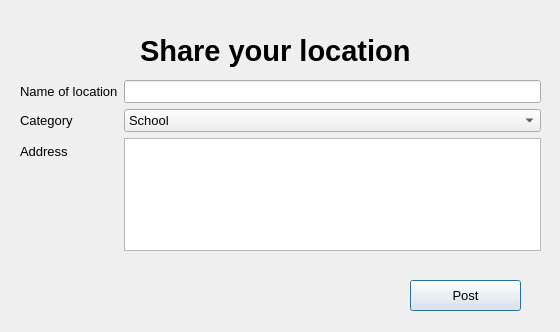
The window that src/postscreen.ui (tienchuotbk/QuanLyDanhMucDiaDiem) describes before a commit, drawn with Qt 5.
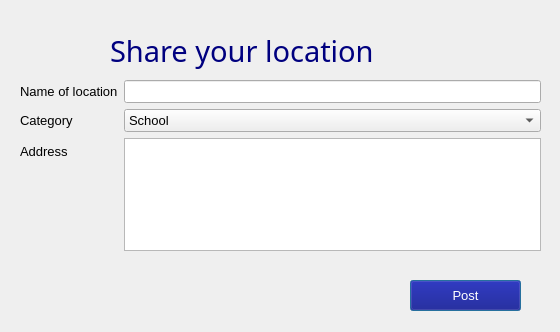
The same window after the commit.

```diff
--- a/src/postscreen.ui
+++ b/src/postscreen.ui
@@ -27,6 +27,11 @@
      <height>31</height>
     </rect>
    </property>
+   <property name="styleSheet">
+    <string notr="true">font: 75 10pt &quot;Source Code Pro&quot;;
+background-color: rgb(0, 0, 127);
+color: rgb(255, 255, 255);</string>
+   </property>
    <property name="text">
     <string>Post</string>
    </property>
@@ -117,20 +122,25 @@
   <widget class="QLabel" name="label_5">
    <property name="geometry">
     <rect>
-     <x>140</x>
+     <x>110</x>
      <y>20</y>
-     <width>291</width>
+     <width>341</width>
      <height>61</height>
     </rect>
    </property>
    <property name="font">
     <font>
-     <family>Ubuntu</family>
+     <family>Source Code Pro</family>
      <pointsize>22</pointsize>
-     <weight>75</weight>
-     <bold>true</bold>
+     <weight>9</weight>
+     <italic>false</italic>
+     <bold>false</bold>
     </font>
    </property>
+   <property name="styleSheet">
+    <string notr="true">font: 75 22pt &quot;Source Code Pro&quot;;
+color: rgb(0, 0, 127);</string>
+   </property>
    <property name="text">
     <string>Share your location</string>
    </property>
```
Left out of the diff: 24 changed lines with no effect on the pictures.
